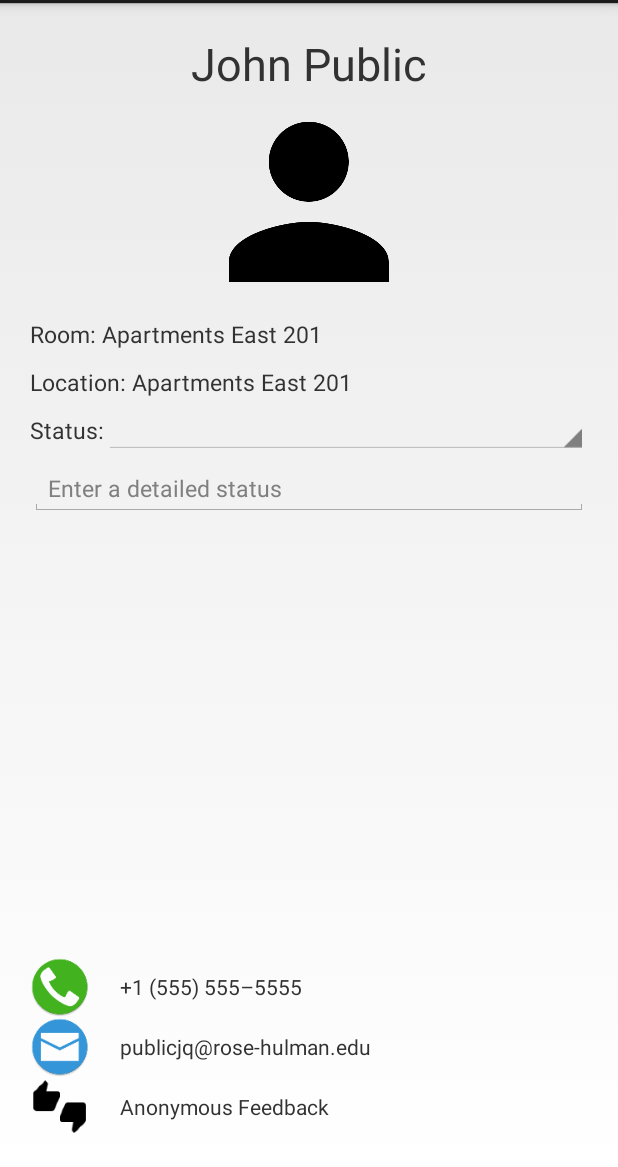
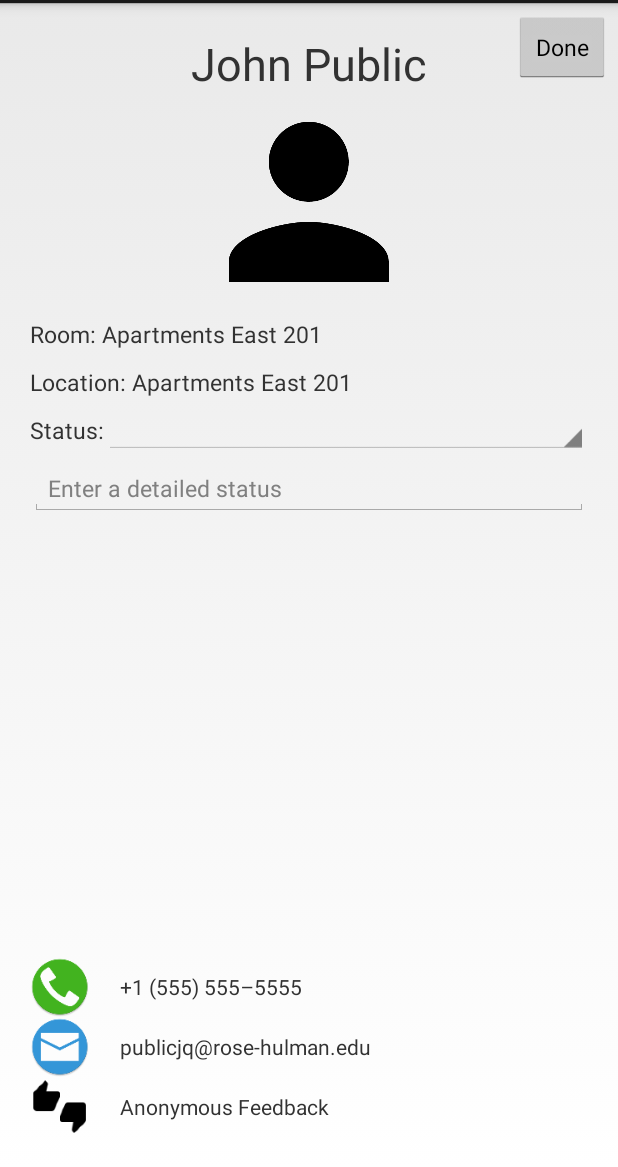
Before and after one commit to lelisadav/CSSE473ONLCarterDavey, an Android app: the layout fragment_profile.xml on its own in the app's theme, with its tools: preview values and no code run, on a phone screen of 412 x 824 dp, the part 69-1236 px from its top. Run offline under Robolectric (Android 15) with nearby library versions, the phone set to English and light mode, and no system bars.

Commit message:
added ic_res_hall, statuses array, done button

```diff
--- a/Project/RAFinder/app/src/main/res/layout/fragment_profile.xml
+++ b/Project/RAFinder/app/src/main/res/layout/fragment_profile.xml
@@ -22,6 +22,18 @@
         android:layout_below="@+id/nameTextView"
         android:layout_centerHorizontal="true"
         android:src="@drawable/ic_person" />
+
+    <Button
+        android:id="@+id/doneButton"
+        android:layout_width="wrap_content"
+        android:layout_height="wrap_content"
+        android:layout_alignParentEnd="true"
+        android:layout_alignParentRight="true"
+        android:layout_alignParentTop="true"
+        android:layout_marginRight="5dp"
+        android:layout_marginTop="5dp"
+        android:text="@string/done_button"
+        android:textSize="15sp"/>
 
     <RelativeLayout
         android:id="@+id/gridLayout"
@@ -70,7 +82,8 @@
             android:layout_above="@+id/statusDetailTextView"
             android:layout_alignParentRight="true"
             android:layout_below="@+id/locationTextView"
-            android:layout_toRightOf="@+id/statusTextView" />
+            android:layout_toRightOf="@+id/statusTextView"
+            android:gravity="center_vertical" />
 
         <EditText
             android:id="@+id/statusDetailTextView"
@@ -80,8 +93,8 @@
             android:layout_gravity="center_vertical"
             android:layout_marginBottom="5dp"
             android:layout_marginTop="5dp"
-            android:textSize="15sp"
-            android:hint="@string/status_detail_prompt"/>
+            android:hint="@string/status_detail_prompt"
+            android:textSize="15sp" />
     </RelativeLayout>
 
     <GridLayout
--- a/Project/RAFinder/app/src/main/res/values/strings.xml
+++ b/Project/RAFinder/app/src/main/res/values/strings.xml
@@ -34,4 +34,5 @@
     <string name="phone_default">+1 (555) 555–5555</string>
     <string name="email_default">publicjq@rose-hulman.edu</string>
     <string name="status_detail_prompt">Enter a detailed status</string>
+    <string name="done_button">Done</string>
 </resources>
```
Also changed, not shown: Project/RAFinder/app/src/main/res/values/arrays.xml (+8 -1 lines), Project/RAFinder/app/src/main/ic_res_hall-web.png (added), Project/RAFinder/app/src/main/res/mipmap-hdpi/ic_res_hall.png (added), Project/RAFinder/app/src/main/res/mipmap-mdpi/ic_res_hall.png (added), Project/RAFinder/app/src/main/res/mipmap-xhdpi/ic_res_hall.png (added), Project/RAFinder/app/src/main/res/mipmap-xxhdpi/ic_res_hall.png (added), Project/RAFinder/app/src/main/res/mipmap-xxxhdpi/ic_res_hall.png (added).
